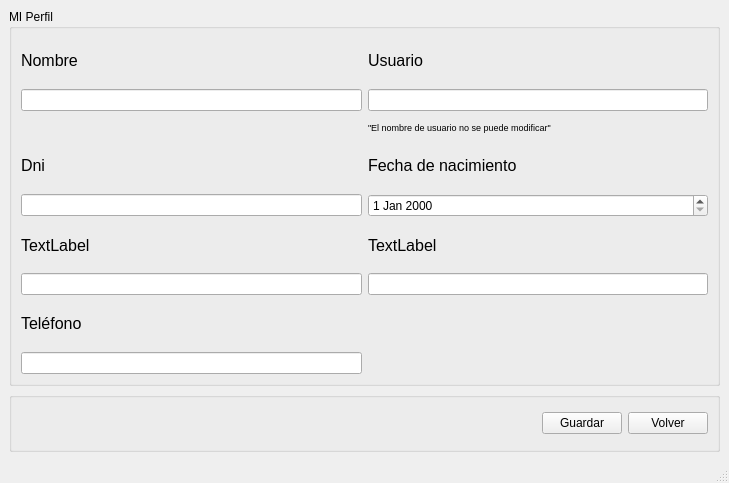
Qt form src/vista/ui/admin/admin_perfil.ui (mbatla00/cediza_IS) before a commit.
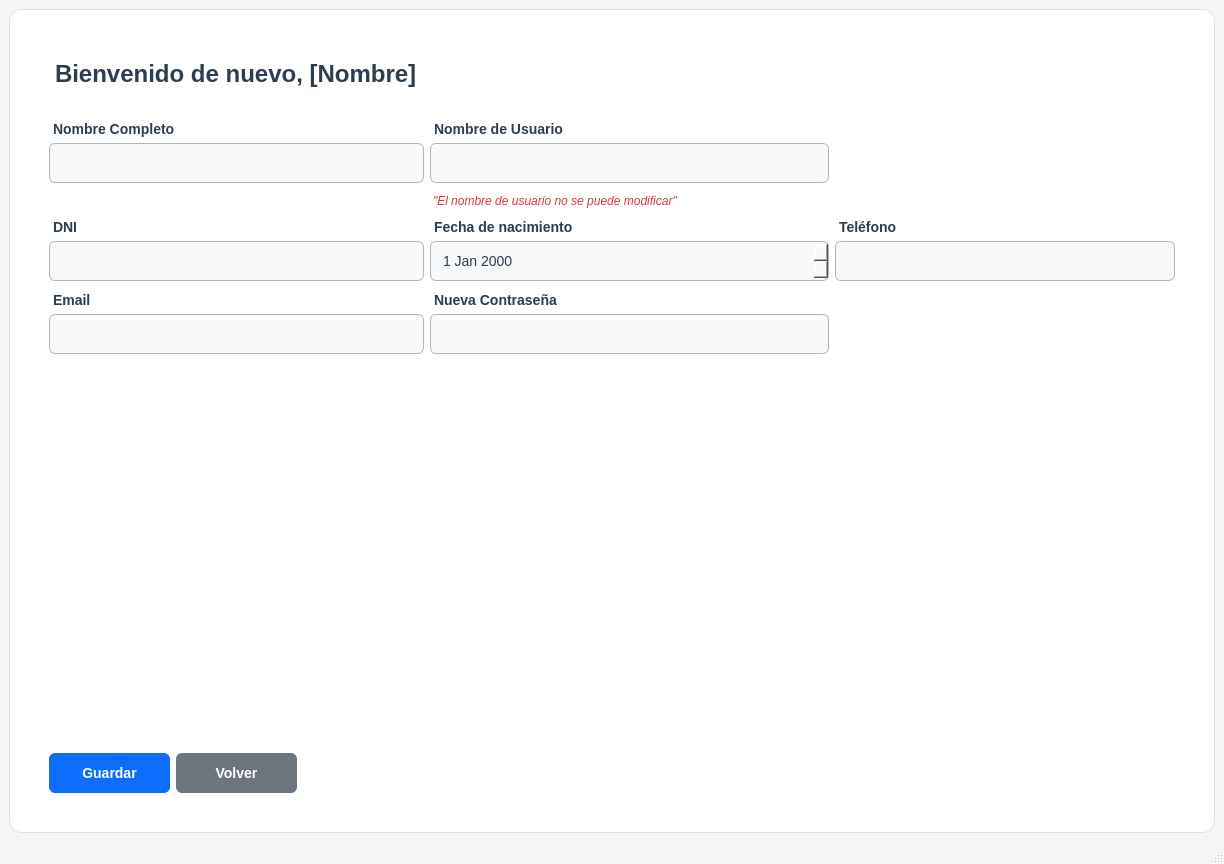
The same form after that commit.

```diff
--- a/src/vista/ui/admin/admin_perfil.ui
+++ b/src/vista/ui/admin/admin_perfil.ui
@@ -6,134 +6,193 @@
    <rect>
     <x>0</x>
     <y>0</y>
-    <width>729</width>
-    <height>483</height>
+    <width>1224</width>
+    <height>864</height>
    </rect>
   </property>
   <property name="windowTitle">
    <string>MainWindow</string>
   </property>
+  <property name="styleSheet">
+   <string notr="true">/* Fondo general de la ventana */
+QMainWindow, QWidget#centralwidget {
+    background-color: #f4f6f8;
+}
+
+/* Tarjeta blanca central */
+QFrame#card_perfil {
+    background-color: #ffffff;
+    border: 1px solid #e0e0e0;
+    border-radius: 12px;
+    padding: 30px;
+}
+
+/* Título principal de bienvenida */
+QLabel#lbl_titulo {
+    color: #2c3e50;
+    font-size: 24px;
+    font-weight: bold;
+    margin-bottom: 15px;
+}
+
+/* Etiquetas de los campos (Nombre, DNI, etc.) */
+QLabel {
+    font-size: 14px;
+    font-weight: bold;
+    color: #2c3e50;
+    margin-top: 5px;
+}
+
+/* Aviso de que el usuario no se cambia */
+QLabel#lbl_aviso_usuario {
+    font-size: 12px;
+    color: #dc3545; /* Rojo suave para indicar restricción */
+    font-weight: normal;
+    font-style: italic;
+}
+
+/* Cajas de texto y selector de fecha con más contraste */
+QLineEdit, QDateEdit {
+    border: 1px solid #adb5bd; /* Borde ligeramente más oscuro y definido */
+    border-radius: 6px;
+    padding: 10px;
+    background-color: #f8f9fa; /* Gris casi blanco para que resalten sobre la tarjeta */
+    font-size: 14px;
+    color: #2c3e50;
+    min-width: 250px;
+}
+
+/* Efecto azul fuerte al escribir (se mantiene) */
+QLineEdit:focus, QDateEdit:focus {
+    border: 2px solid #0d6efd;
+    background-color: #ffffff; /* Al hacer clic, se vuelven blancas para dar efecto de &quot;iluminado&quot; */
+}
+
+/* Quitar las flechitas feas del QDateEdit si lo prefieres más limpio */
+QDateEdit::drop-down {
+    border: none;
+    padding-right: 10px;
+}
+
+/* Botones principales */
+QPushButton {
+    background-color: #0d6efd;
+    color: white;
+    border-radius: 6px;
+    padding: 12px 20px;
+    font-weight: bold;
+    font-size: 14px;
+    margin-top: 15px;
+}
+
+QPushButton:hover {
+    background-color: #0b5ed7;
+}
+
+/* Botón de volver (Gris) */
+QPushButton#btn_volver {
+    background-color: #6c757d;
+}
+
+QPushButton#btn_volver:hover {
+    background-color: #5a6268;
+}</string>
+  </property>
   <widget class="QWidget" name="centralwidget">
-   <layout class="QGridLayout" name="gridLayout">
-    <item row="1" column="0">
-     <widget class="QGroupBox" name="groupBox">
-      <property name="maximumSize">
-       <size>
-        <width>16777215</width>
-        <height>60</height>
-       </size>
-      </property>
-      <property name="title">
-       <string/>
-      </property>
-      <layout class="QGridLayout" name="gridLayout_3">
-       <item row="0" column="2">
-        <widget class="QPushButton" name="btn_volver">
-         <property name="text">
-          <string>Volver</string>
-         </property>
-        </widget>
-       </item>
-       <item row="0" column="0">
-        <spacer name="horizontalSpacer">
-         <property name="orientation">
-          <enum>Qt::Orientation::Horizontal</enum>
-         </property>
-         <property name="sizeHint" stdset="0">
-          <size>
-           <width>526</width>
-           <height>20</height>
-          </size>
-         </property>
-        </spacer>
-       </item>
-       <item row="0" column="1">
-        <widget class="QPushButton" name="btn_guardar">
-         <property name="text">
-          <string>Guardar</string>
-         </property>
-        </widget>
-       </item>
-      </layout>
-     </widget>
-    </item>
+   <layout class="QGridLayout" name="gridLayout_3">
     <item row="0" column="0">
-     <widget class="QGroupBox" name="box_perfil">
-      <property name="sizePolicy">
-       <sizepolicy hsizetype="Preferred" vsizetype="Minimum">
-        <horstretch>0</horstretch>
-        <verstretch>0</verstretch>
-       </sizepolicy>
+     <widget class="QFrame" name="card_perfil">
+      <property name="frameShape">
+       <enum>QFrame::Shape::StyledPanel</enum>
       </property>
-      <property name="title">
-       <string>MI Perfil</string>
+      <property name="frameShadow">
+       <enum>QFrame::Shadow::Raised</enum>
       </property>
-      <layout class="QGridLayout" name="gridLayout_2">
-       <item row="6" column="0">
-        <widget class="QLineEdit" name="txt_email"/>
-       </item>
-       <item row="1" column="0">
-        <widget class="QLineEdit" name="txt_nombre"/>
-       </item>
-       <item row="8" column="0">
-        <widget class="QLineEdit" name="txt_telefono"/>
-       </item>
-       <item row="0" column="1">
-        <widget class="QLabel" name="label_4">
-         <property name="font">
-          <font>
-           <pointsize>12</pointsize>
-          </font>
+      <layout class="QGridLayout" name="gridLayout">
+       <item row="0" column="0" colspan="3">
+        <widget class="QLabel" name="lbl_titulo">
+         <property name="sizePolicy">
+          <sizepolicy hsizetype="Preferred" vsizetype="Fixed">
+           <horstretch>0</horstretch>
+           <verstretch>0</verstretch>
+          </sizepolicy>
          </property>
          <property name="text">
-          <string>Usuario</string>
+          <string>Bienvenido de nuevo, [Nombre]</string>
+         </property>
+         <property name="alignment">
+          <set>Qt::AlignmentFlag::AlignLeading|Qt::AlignmentFlag::AlignLeft|Qt::AlignmentFlag::AlignTop</set>
          </property>
         </widget>
        </item>
-       <item row="1" column="1">
-        <widget class="QLineEdit" name="txt_usuario"/>
-       </item>
-       <item row="0" column="0">
+       <item row="1" column="0" colspan="2">
         <widget class="QLabel" name="label">
          <property name="font">
           <font>
-           <pointsize>12</pointsize>
+           <pointsize>-1</pointsize>
+           <bold>true</bold>
           </font>
          </property>
          <property name="text">
-          <string>Nombre</string>
+          <string>Nombre Completo</string>
          </property>
         </widget>
        </item>
-       <item row="5" column="0">
-        <widget class="QLabel" name="label_5">
+       <item row="1" column="3">
+        <widget class="QLabel" name="label_4">
          <property name="font">
           <font>
-           <pointsize>12</pointsize>
+           <pointsize>-1</pointsize>
+           <bold>true</bold>
           </font>
          </property>
          <property name="text">
-          <string>TextLabel</string>
+          <string>Nombre de Usuario</string>
          </property>
         </widget>
        </item>
-       <item row="3" column="0">
+       <item row="2" column="0" colspan="3">
+        <widget class="QLineEdit" name="txt_nombre"/>
+       </item>
+       <item row="3" column="3">
+        <widget class="QLabel" name="lbl_aviso_usuario">
+         <property name="maximumSize">
+          <size>
+           <width>16777215</width>
+           <height>20</height>
+          </size>
+         </property>
+         <property name="font">
+          <font>
+           <pointsize>-1</pointsize>
+           <italic>true</italic>
+           <bold>false</bold>
+          </font>
+         </property>
+         <property name="text">
+          <string>&quot;El nombre de usuario no se puede modificar&quot;</string>
+         </property>
+        </widget>
+       </item>
+       <item row="4" column="0">
         <widget class="QLabel" name="label_2">
          <property name="font">
           <font>
-           <pointsize>12</pointsize>
+           <pointsize>-1</pointsize>
+           <bold>true</bold>
           </font>
          </property>
          <property name="text">
-          <string>Dni</string>
+          <string>DNI</string>
          </property>
         </widget>
        </item>
-       <item row="3" column="1">
+       <item row="4" column="3">
         <widget class="QLabel" name="label_3">
          <property name="font">
           <font>
-           <pointsize>12</pointsize>
+           <pointsize>-1</pointsize>
+           <bold>true</bold>
           </font>
          </property>
          <property name="text">
@@ -141,60 +200,106 @@
          </property>
         </widget>
        </item>
-       <item row="6" column="1">
+       <item row="4" column="4">
+        <widget class="QLabel" name="label_7">
+         <property name="font">
+          <font>
+           <pointsize>-1</pointsize>
+           <bold>true</bold>
+          </font>
+         </property>
+         <property name="text">
+          <string>Teléfono</string>
+         </property>
+        </widget>
+       </item>
+       <item row="5" column="0" colspan="3">
+        <widget class="QLineEdit" name="lineEdit_2"/>
+       </item>
+       <item row="5" column="3">
+        <widget class="QDateEdit" name="date_nacimiento"/>
+       </item>
+       <item row="5" column="4">
+        <widget class="QLineEdit" name="txt_telefono"/>
+       </item>
+       <item row="6" column="0">
+        <widget class="QLabel" name="label_5">
+         <property name="font">
+          <font>
+           <pointsize>-1</pointsize>
+           <bold>true</bold>
+          </font>
+         </property>
+         <property name="text">
+          <string>Email</string>
+         </property>
+        </widget>
+       </item>
+       <item row="6" column="3">
+        <widget class="QLabel" name="label_6">
+         <property name="font">
+          <font>
+           <pointsize>-1</pointsize>
+           <bold>true</bold>
+          </font>
+         </property>
+         <property name="text">
+          <string>Nueva Contraseña</string>
+         </property>
+        </widget>
+       </item>
+       <item row="7" column="0" colspan="3">
+        <widget class="QLineEdit" name="txt_email"/>
+       </item>
+       <item row="7" column="3">
         <widget class="QLineEdit" name="txt_password">
          <property name="echoMode">
           <enum>QLineEdit::EchoMode::Password</enum>
          </property>
         </widget>
        </item>
-       <item row="5" column="1">
-        <widget class="QLabel" name="label_6">
-         <property name="font">
-          <font>
-           <pointsize>12</pointsize>
-          </font>
+       <item row="8" column="0">
+        <spacer name="verticalSpacer">
+         <property name="orientation">
+          <enum>Qt::Orientation::Vertical</enum>
          </property>
+         <property name="sizeHint" stdset="0">
+          <size>
+           <width>20</width>
+           <height>40</height>
+          </size>
+         </property>
+        </spacer>
+       </item>
+       <item row="9" column="0">
+        <widget class="QPushButton" name="btn_guardar">
          <property name="text">
-          <string>TextLabel</string>
+          <string>Guardar</string>
          </property>
         </widget>
        </item>
-       <item row="4" column="1">
-        <widget class="QDateEdit" name="dateEdit"/>
-       </item>
-       <item row="4" column="0">
-        <widget class="QLineEdit" name="lineEdit_2"/>
-       </item>
-       <item row="7" column="0">
-        <widget class="QLabel" name="label_7">
-         <property name="font">
-          <font>
-           <pointsize>12</pointsize>
-          </font>
-         </property>
+       <item row="9" column="1">
+        <widget class="QPushButton" name="btn_volver">
          <property name="text">
-          <string>Teléfono</string>
+          <string>Volver</string>
          </property>
         </widget>
        </item>
-       <item row="2" column="1">
-        <widget class="QLabel" name="label_8">
-         <property name="maximumSize">
+       <item row="9" column="2" colspan="2">
+        <spacer name="horizontalSpacer">
+         <property name="orientation">
+          <enum>Qt::Orientation::Horizontal</enum>
+         </property>
+         <property name="sizeHint" stdset="0">
           <size>
-           <width>16777215</width>
+           <width>526</width>
            <height>20</height>
           </size>
          </property>
-         <property name="font">
-          <font>
-           <pointsize>7</pointsize>
-          </font>
-         </property>
-         <property name="text">
-          <string>&quot;El nombre de usuario no se puede modificar&quot;</string>
-         </property>
-        </widget>
+        </spacer>
+       </item>
+       <item row="2" column="3">
+        <widget class="QLineEdit" name="txt_usuario"/>
        </item>
       </layout>
      </widget>
```
Left out of the diff: 2 changed lines with no effect on the pictures.
